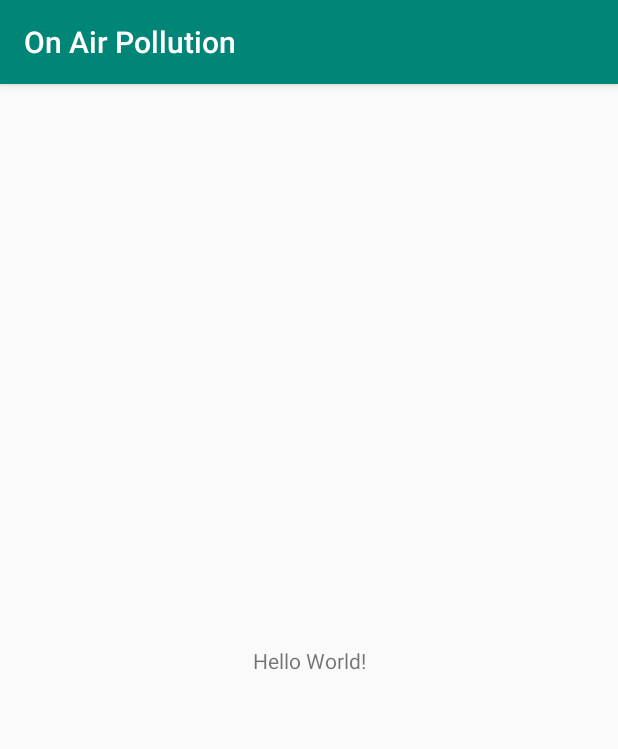
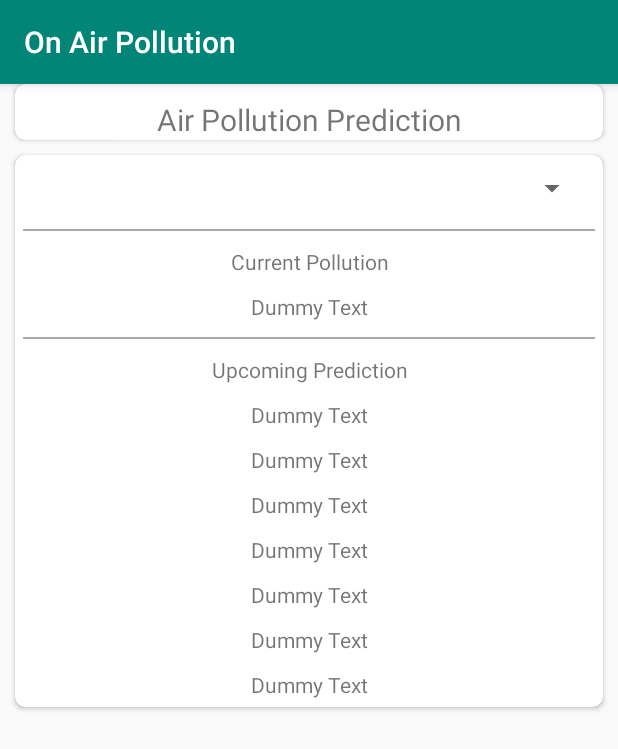
Before and after one commit to Three-Bugs/Air-Pollution-Forecast-Android-App, an Android app: the screen it shows after launch (MainActivity), on a phone screen of 412 x 824 dp. Shown: the top 749 px of the screen. Run offline under Robolectric (Android 15) with nearby library versions, the phone set to English and light mode, and no system bars.

Commit message:
Add Current pollution and upcoming pollution design

```diff
--- a/app/build.gradle
+++ b/app/build.gradle
@@ -25,4 +25,5 @@ dependencies {
     testImplementation 'junit:junit:4.12'
     androidTestImplementation 'com.android.support.test:runner:1.0.2'
     androidTestImplementation 'com.android.support.test.espresso:espresso-core:3.0.2'
+    implementation "com.android.support:design:28.0.0"
 }
--- a/app/src/main/res/layout/activity_main.xml
+++ b/app/src/main/res/layout/activity_main.xml
@@ -6,13 +6,136 @@
     android:layout_height="match_parent"
     tools:context=".MainActivity">
 
-    <TextView
-        android:layout_width="wrap_content"
+    <android.support.v7.widget.CardView
+        android:id="@+id/cv_main"
+        android:layout_width="match_parent"
         android:layout_height="wrap_content"
-        android:text="Hello World!"
-        app:layout_constraintBottom_toBottomOf="parent"
+        android:layout_margin="@dimen/top_margin"
+        app:cardCornerRadius="@dimen/rounds">
+
+        <TextView
+            android:id="@+id/tv_desc"
+            android:layout_width="match_parent"
+            android:layout_height="wrap_content"
+            android:layout_marginTop="@dimen/top_margin"
+            android:text="@string/desc"
+            android:textAlignment="center"
+            android:textSize="@dimen/md_text"
+            app:layout_constraintLeft_toLeftOf="parent"
+            app:layout_constraintRight_toRightOf="parent"
+            app:layout_constraintTop_toTopOf="parent" />
+    </android.support.v7.widget.CardView>
+
+    <android.support.v7.widget.CardView
+        android:id="@+id/cv_current"
+        android:layout_width="match_parent"
+        android:layout_height="wrap_content"
+        android:layout_margin="@dimen/top_margin"
+        android:layout_marginTop="@dimen/top_margin"
+        app:cardCornerRadius="@dimen/rounds"
         app:layout_constraintLeft_toLeftOf="parent"
         app:layout_constraintRight_toRightOf="parent"
-        app:layout_constraintTop_toTopOf="parent" />
+        app:layout_constraintTop_toBottomOf="@id/cv_main">
+
+        <LinearLayout
+            android:layout_width="match_parent"
+            android:layout_height="wrap_content"
+            android:orientation="vertical">
+
+            <Spinner
+                android:id="@+id/select_city"
+                android:layout_width="match_parent"
+                android:layout_height="wrap_content"
+                android:layout_margin="@dimen/top_margin">
+
+            </Spinner>
+
+            <View
+                android:layout_width="match_parent"
+                android:layout_height="1dp"
+                android:layout_margin="@dimen/mini_margin"
+                android:background="@android:color/darker_gray" />
+
+            <TextView
+                android:layout_width="match_parent"
+                android:layout_height="wrap_content"
+                android:layout_margin="@dimen/mini_margin"
+                android:text="@string/current_pollution"
+                android:textAlignment="center" />
+
+            <TextView
+                android:layout_width="match_parent"
+                android:layout_height="wrap_content"
+                android:layout_margin="@dimen/mini_margin"
+                android:text="@string/dummy_text"
+                android:textAlignment="center" />
+
+            <View
+                android:layout_width="match_parent"
+                android:layout_height="1dp"
+                android:layout_margin="@dimen/mini_margin"
+                android:background="@android:color/darker_gray" />
+
+            <TextView
+                android:layout_width="match_parent"
+                android:layout_height="wrap_content"
+                android:layout_margin="@dimen/mini_margin"
+                android:text="@string/upcomming_prediction"
+                android:textAlignment="center" />
+
+            <TextView
+                android:layout_width="match_parent"
+                android:layout_height="wrap_content"
+                android:layout_margin="@dimen/mini_margin"
+                android:text="@string/dummy_text"
+                android:textAlignment="center" />
+
+            <TextView
+                android:layout_width="match_parent"
+                android:layout_height="wrap_content"
+                android:layout_margin="@dimen/mini_margin"
+                android:text="@string/dummy_text"
+                android:textAlignment="center" />
+
+            <TextView
+                android:layout_width="match_parent"
+                android:layout_height="wrap_content"
+                android:layout_margin="@dimen/mini_margin"
+                android:text="@string/dummy_text"
+                android:textAlignment="center" />
+
+            <TextView
+                android:layout_width="match_parent"
+                android:layout_height="wrap_content"
+                android:layout_margin="@dimen/mini_margin"
+                android:text="@string/dummy_text"
+                android:textAlignment="center" />
+
+            <TextView
+                android:layout_width="match_parent"
+                android:layout_height="wrap_content"
+                android:layout_margin="@dimen/mini_margin"
+                android:text="@string/dummy_text"
+                android:textAlignment="center" />
+
+            <TextView
+                android:layout_width="match_parent"
+                android:layout_height="wrap_content"
+                android:layout_margin="@dimen/mini_margin"
+                android:text="@string/dummy_text"
+                android:textAlignment="center" />
+
+            <TextView
+                android:layout_width="match_parent"
+                android:layout_height="wrap_content"
+                android:layout_margin="@dimen/mini_margin"
+                android:text="@string/dummy_text"
+                android:textAlignment="center" />
+
+        </LinearLayout>
+
+
+    </android.support.v7.widget.CardView>
+
 
 </android.support.constraint.ConstraintLayout>
--- /dev/null
+++ b/app/src/main/res/values/dimens.xml
@@ -0,0 +1,7 @@
+<?xml version="1.0" encoding="utf-8"?>
+<resources>
+    <dimen name="top_margin">10dp</dimen>
+    <dimen name="md_text">20dp</dimen>
+    <dimen name="rounds">7dp</dimen>
+    <dimen name="mini_margin">5dp</dimen>
+</resources>
--- a/app/src/main/res/values/strings.xml
+++ b/app/src/main/res/values/strings.xml
@@ -1,3 +1,7 @@
 <resources>
     <string name="app_name">On Air Pollution</string>
+    <string name="desc">Air Pollution Prediction</string>
+    <string name="current_pollution">Current Pollution</string>
+    <string name="dummy_text">Dummy Text</string>
+    <string name="upcomming_prediction">Upcoming Prediction</string>
 </resources>
```
